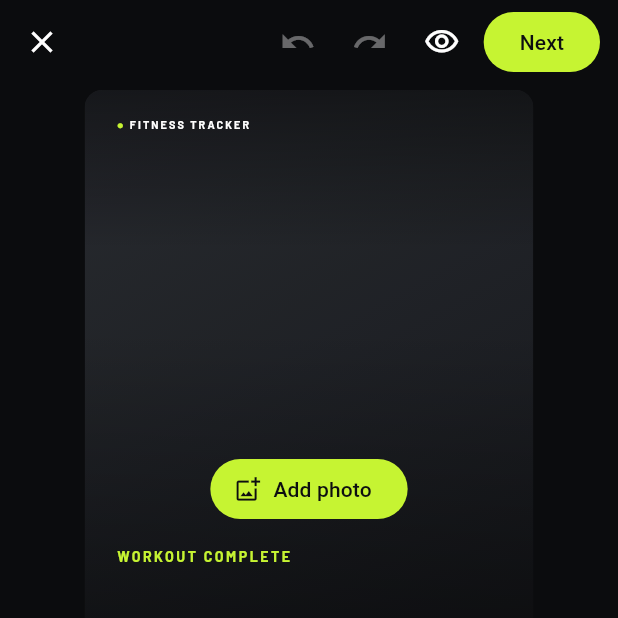
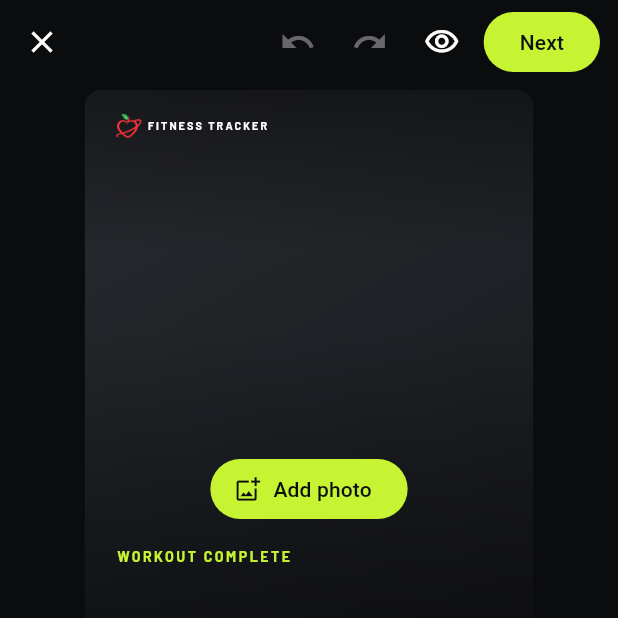
Before and after one commit to mouadfhm/Fitness-Tracker-Front, a Flutter app: the StoryTemplateScreen screen opened directly with empty values, after a tap on "Bold", on a phone screen of 412 x 824 dp, the top half of it. Run offline on Flutter 3.47's test engine with Material 3 defaults, Android fonts, the phone set to English and light mode, and no system bars; our stand-ins replace camera, file_picker, firebase_core, firebase_messaging, fl_chart, flutter_dotenv and 7 more; missing offline and left inert: barcode_scan2, dart:html, gal; accounts and stored records are empty; network calls fail.

Commit message:
Show the app logo before the app name on stories
The brand layer drew a dot before "Fitness Tracker"; it now draws the app
logo (lib/assets/fitnessTrackerLogo.png, decoded once at 384 px) in the
same place, sized to the name and following its alignment. The dot stays
as the fallback until the logo has loaded.

Co-Authored-By: Claude Opus 5.5 (1M context) <noreply@anthropic.com>
Claude-Session: https://claude.ai/code/session_01Q2cKBwtipY7vHVmNPdxrkw

```diff
--- a/lib/workout_story/rendering/story_renderer.dart
+++ b/lib/workout_story/rendering/story_renderer.dart
@@ -14,6 +14,7 @@ class StoryRenderContext {
     required this.data,
     required this.labels,
     this.photo,
+    this.logo,
     this.textDirection = TextDirection.ltr,
   });
 
@@ -22,6 +23,10 @@ class StoryRenderContext {
 
   /// The decoded photo for the document's photo path, if one is loaded.
   final ui.Image? photo;
+
+  /// The app logo drawn before the app name (see [loadStoryLogo]); a dot in
+  /// the accent colour stands in until it has loaded.
+  final ui.Image? logo;
   final TextDirection textDirection;
 }
 
@@ -318,6 +323,8 @@ class StoryRenderer {
   _Laid _layoutBrand(StoryLayer layer, StoryPalette palette) {
     final width = layer.width * size.width;
     final s = layer.style;
+    final logo = context.logo;
+    if (logo == null) {
       final p = TextPainter(
         text: TextSpan(
           children: [
@@ -333,6 +340,40 @@ class StoryRenderer {
         maxLines: 1,
       )..layout(minWidth: width, maxWidth: width);
       return _Laid(Size(width, p.height), (c) => p.paint(c, Offset.zero));
+    }
+
+    // The logo sits before the name, a little taller than its capitals.
+    final logoHeight = s.fontSize * 2.2;
+    final logoWidth = logoHeight * logo.width / logo.height;
+    final gap = s.fontSize * 0.5;
+    final p = TextPainter(
+      text: TextSpan(
+        text: _caseOf(context.labels.brand, s),
+        style: _style(s, palette.resolve(s.color)),
+      ),
+      textDirection: context.textDirection,
+      maxLines: 1,
+      ellipsis: '…',
+    )..layout(maxWidth: math.max(0, width - logoWidth - gap));
+    final height = math.max(logoHeight, p.height);
+    final total = logoWidth + gap + p.width;
+    final rtl = context.textDirection == TextDirection.rtl;
+    final left = switch (s.align) {
+      StoryAlign.center => (width - total) / 2,
+      StoryAlign.start => rtl ? width - total : 0.0,
+      StoryAlign.end => rtl ? 0.0 : width - total,
+    };
+    final logoLeft = rtl ? left + total - logoWidth : left;
+    final textLeft = rtl ? left : left + logoWidth + gap;
+    return _Laid(Size(width, height), (c) {
+      c.drawImageRect(
+        logo,
+        Rect.fromLTWH(0, 0, logo.width.toDouble(), logo.height.toDouble()),
+        Rect.fromLTWH(logoLeft, (height - logoHeight) / 2, logoWidth, logoHeight),
+        Paint()..filterQuality = FilterQuality.medium,
+      );
+      p.paint(c, Offset(textLeft, (height - p.height) / 2));
+    });
   }
 
   List<(String, String)> _statItems(StoryDocument doc) {
--- a/lib/workout_story/screens/story_editor_screen.dart
+++ b/lib/workout_story/screens/story_editor_screen.dart
@@ -55,11 +55,20 @@ class _StoryEditorScreenState extends State<StoryEditorScreen> {
   StoryLabels? _labels;
   late final StoryPhotoPicker _picker = widget.photoPicker ?? DeviceStoryPhotoPicker();
   StoryRenderer? _renderer;
+  ui.Image? _logo;
   bool _preview = false;
   bool _photoBusy = false;
   bool _exporting = false;
 
   StoryEditorController get _c => _controller!;
+
+  @override
+  void initState() {
+    super.initState();
+    loadStoryLogo().then((logo) {
+      if (mounted && logo != null) setState(() => _logo = logo);
+    });
+  }
 
   @override
   void didChangeDependencies() {
@@ -88,14 +97,16 @@ class _StoryEditorScreenState extends State<StoryEditorScreen> {
     data: widget.data,
     labels: _labels!,
     photo: _c.photo,
+    logo: _logo,
     textDirection: Directionality.of(context),
   );
 
-  /// One renderer per photo, so its layout cache survives edits.
+  /// One renderer per photo (and logo), so its layout cache survives edits.
   StoryRenderer _rendererNow() {
     final r = _renderer;
     if (r != null &&
         identical(r.context.photo, _c.photo) &&
+        identical(r.context.logo, _logo) &&
         r.context.textDirection == Directionality.of(context)) {
       return r;
     }
--- a/lib/workout_story/services/story_photo_service.dart
+++ b/lib/workout_story/services/story_photo_service.dart
@@ -119,3 +119,20 @@ Future<ui.Image> decodeStoryPhotoFile(String path) async {
   }
   return decodeStoryPhoto(bytes);
 }
+
+/// The app logo for the story's brand layer, decoded once and kept for the
+/// app's lifetime (it is small). Null if the asset can't be read, in which
+/// case the brand falls back to a dot.
+Future<ui.Image?> loadStoryLogo() => _logo ??= _decodeLogo();
+
+Future<ui.Image?>? _logo;
+
+Future<ui.Image?> _decodeLogo() async {
+  try {
+    final data = await rootBundle.load('lib/assets/fitnessTrackerLogo.png');
+    return await decodeStoryPhoto(data.buffer.asUint8List(), maxSide: 384);
+  } catch (_) {
+    _logo = null;
+    return null;
+  }
+}
--- a/lib/workout_story/widgets/story_template_grid.dart
+++ b/lib/workout_story/widgets/story_template_grid.dart
@@ -7,6 +7,7 @@ import '../models/story_document.dart';
 import '../models/story_templates.dart';
 import '../models/story_workout_data.dart';
 import '../rendering/story_renderer.dart';
+import '../services/story_photo_service.dart';
 import '../story_labels.dart';
 import 'story_painters.dart';
 
@@ -48,7 +49,12 @@ class StoryTemplateGrid extends StatelessWidget {
   final bool shrinkWrap;
 
   @override
-  Widget build(BuildContext context) {
+  Widget build(BuildContext context) => FutureBuilder<ui.Image?>(
+    future: loadStoryLogo(),
+    builder: (context, logo) => _grid(context, logo.data),
+  );
+
+  Widget _grid(BuildContext context, ui.Image? logo) {
     final l10n = AppLocalizations.of(context)!;
     final scheme = Theme.of(context).colorScheme;
     final renderer = StoryRenderer(
@@ -56,6 +62,7 @@ class StoryTemplateGrid extends StatelessWidget {
         data: data,
         labels: labels,
         photo: photo,
+        logo: logo,
         textDirection: Directionality.of(context),
       ),
     );
```
Also changed, not shown: 1 other file. Lines whose indentation alone changed are shown as unchanged.
